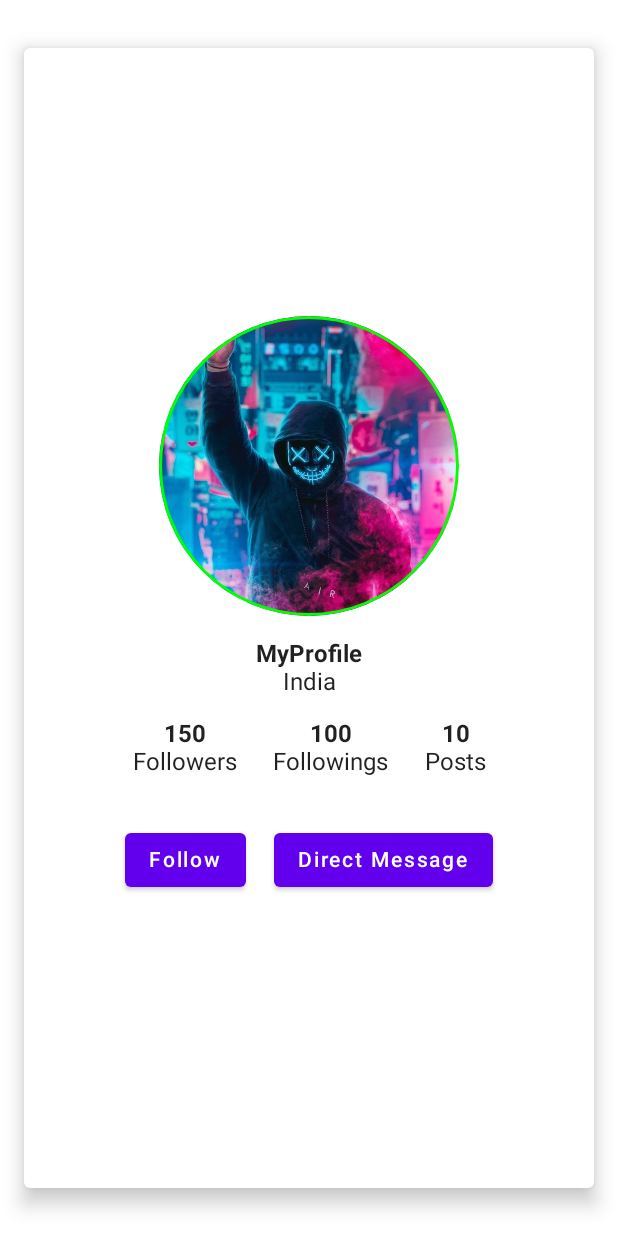
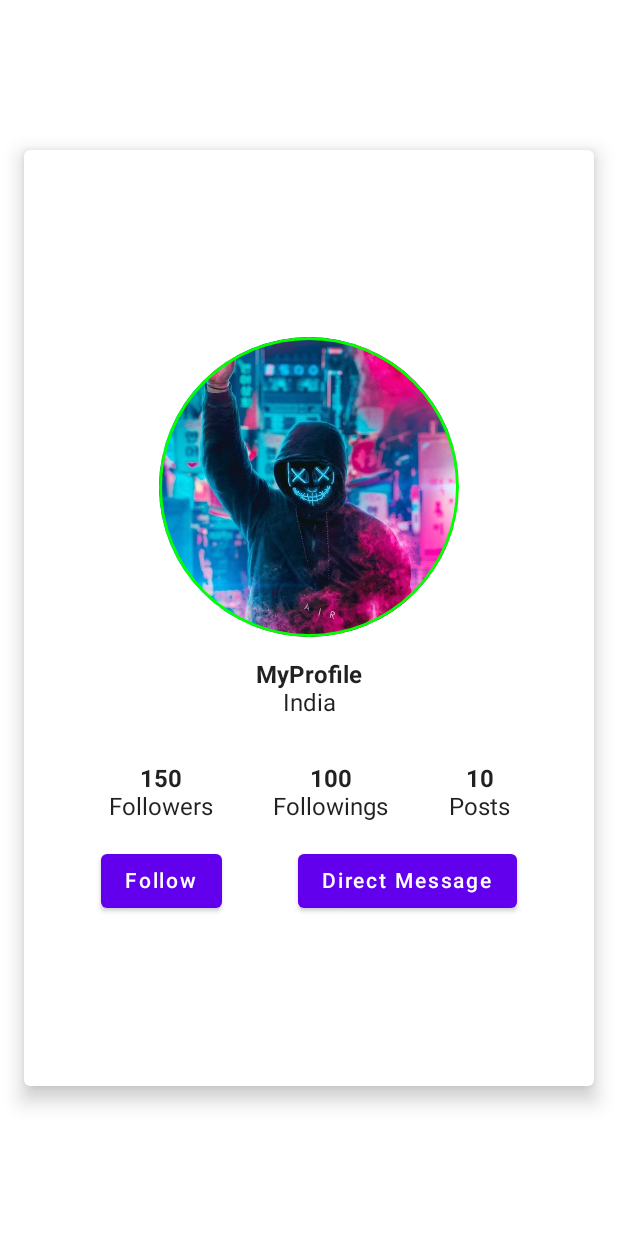
Before and after one commit to paulpriyam/MyProfileJetackCompose, an Android app built with Jetpack Compose: the screen it shows after launch (MainActivity), on a phone screen of 412 x 824 dp. Run offline under Robolectric (Android 15) with nearby library versions, the phone set to English and light mode, and no system bars; our stand-ins replace constraintlayout-compose.

Commit message:
my Profile using constraint layout jetpack compose

```diff
--- a/app/build.gradle
+++ b/app/build.gradle
@@ -47,6 +47,7 @@ android {
 
 dependencies {
 
+    implementation 'androidx.constraintlayout:constraintlayout-compose:1.0.1'
     implementation 'androidx.core:core-ktx:1.7.0'
     implementation "androidx.compose.ui:ui:$compose_version"
     implementation "androidx.compose.material:material:$compose_version"
--- a/app/src/main/java/com/example/myprofilejetpackcompose/MainActivity.kt
+++ b/app/src/main/java/com/example/myprofilejetpackcompose/MainActivity.kt
@@ -22,7 +22,7 @@ class MainActivity : ComponentActivity() {
                     modifier = Modifier.fillMaxSize(),
                     color = MaterialTheme.colors.background
                 ) {
-                    ProfilePage()
+                    ProfilePageConstraintLayout()
                 }
             }
         }
--- /dev/null
+++ b/app/src/main/java/com/example/myprofilejetpackcompose/ProfilePageConstraintLayout.kt
@@ -0,0 +1,102 @@
+package com.example.myprofilejetpackcompose
+
+import androidx.compose.foundation.Image
+import androidx.compose.foundation.border
+import androidx.compose.foundation.layout.*
+import androidx.compose.foundation.shape.CircleShape
+import androidx.compose.material.Button
+import androidx.compose.material.Card
+import androidx.compose.material.Text
+import androidx.compose.runtime.Composable
+import androidx.compose.ui.Modifier
+import androidx.compose.ui.draw.clip
+import androidx.compose.ui.graphics.Color
+import androidx.compose.ui.layout.ContentScale
+import androidx.compose.ui.res.painterResource
+import androidx.compose.ui.text.font.FontWeight
+import androidx.compose.ui.tooling.preview.Preview
+import androidx.compose.ui.unit.dp
+import androidx.constraintlayout.compose.ConstraintLayout
+import androidx.constraintlayout.compose.Dimension
+
+@Composable
+fun ProfilePageConstraintLayout() {
+    Card(
+        elevation = 8.dp,
+        modifier = Modifier
+            .fillMaxSize()
+            .padding(top = 100.dp, start = 16.dp, bottom = 100.dp, end = 16.dp)
+    ) {
+        ConstraintLayout {
+            val (image, name, place, rowStats, btnFollow, btnMessage) = createRefs()
+            val guideline = createGuidelineFromTop(0.2f)
+
+            Image(
+                painter = painterResource(id = R.drawable.ic_profile_pic),
+                contentDescription = "profilePic",
+                modifier = Modifier
+                    .size(200.dp)
+                    .clip(CircleShape)
+                    .border(width = 2.dp, color = Color.Green, shape = CircleShape)
+                    .constrainAs(image) {
+                        top.linkTo(guideline)
+                        start.linkTo(parent.start)
+                        end.linkTo(parent.end)
+                    },
+                contentScale = ContentScale.Crop,
+
+                )
+
+            Text(
+                text = "MyProfile",
+                fontWeight = FontWeight.Bold,
+                modifier = Modifier
+                    .padding(0.dp, 16.dp, 0.dp, 0.dp)
+                    .constrainAs(name) {
+                        top.linkTo(image.bottom)
+                        start.linkTo(parent.start)
+                        end.linkTo(parent.end)
+                    }
+            )
+            Text(text = "India",
+                modifier = Modifier.constrainAs(place) {
+                    top.linkTo(name.bottom)
+                    start.linkTo(parent.start)
+                    end.linkTo(parent.end)
+                })
+
+            Row(horizontalArrangement = Arrangement.SpaceEvenly,
+                modifier = Modifier
+                    .fillMaxWidth()
+                    .padding(16.dp)
+                    .constrainAs(rowStats) {
+                        top.linkTo(place.bottom, margin = 16.dp)
+                    }) {
+                ProfilePageStats("150", "Followers")
+                ProfilePageStats("100", "Followings")
+                ProfilePageStats("10", "Posts")
+            }
+
+            Button(onClick = { /*TODO*/ }, modifier = Modifier.constrainAs(btnFollow) {
+                top.linkTo(rowStats.bottom)
+                start.linkTo(parent.start)
+                end.linkTo(btnMessage.start)
+            }) {
+                Text(text = "Follow")
+            }
+            Button(onClick = { /*TODO*/ }, modifier = Modifier.constrainAs(btnMessage) {
+                top.linkTo(rowStats.bottom)
+                start.linkTo(btnFollow.end)
+                end.linkTo(parent.end)
+            }) {
+                Text(text = "Direct Message")
+            }
+        }
+    }
+}
+
+@Preview(showBackground = true)
+@Composable
+fun ProfilePageConstraintLayoutPreview() {
+    ProfilePageConstraintLayout()
+}
```
